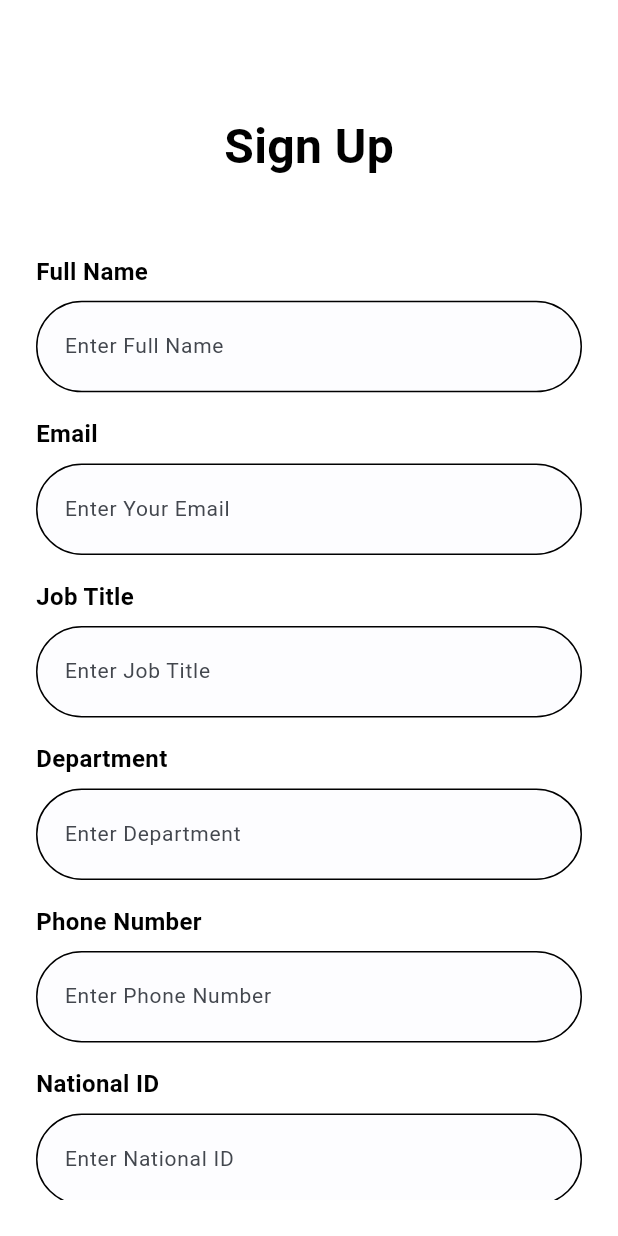
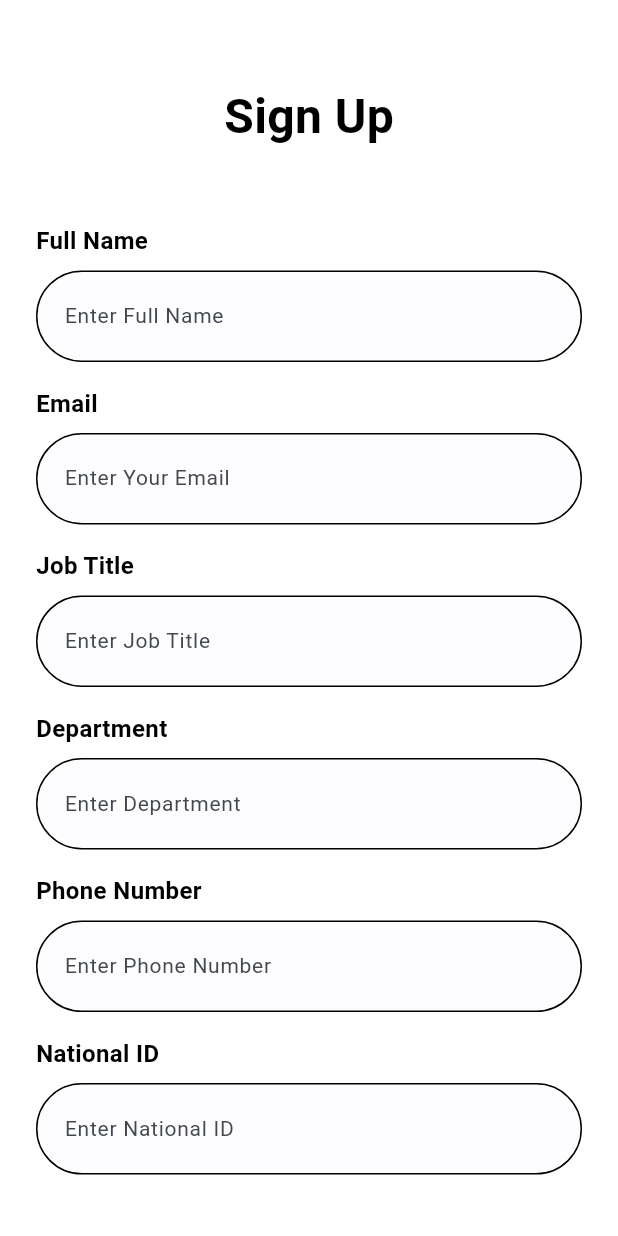
Before and after one commit to He9sham/Hodorak, a Flutter app: the AdminHomeScreen screen opened by its route, after a tap on "Add Employee", on a phone screen of 412 x 824 dp. Run offline on Flutter 3.47's test engine with Material 3 defaults, Android fonts, the phone set to English and light mode, and no system bars; our stand-ins replace animated_splash_screen, flutter_riverpod, flutter_screenutil, font_awesome_flutter, google_fonts, page_transition and 1 more; missing offline and left inert: odoo_rpc; accounts and stored records are empty; Roboto replaces fonts that are missing (Cairo).

Commit message:
Update OdooHttpService to restrict account creation to admin users, enhance LoginButton with customizable titles for better UX, and adjust spacing in SignUpScreen for improved layout. Simplify SplashScreen by removing unused imports for a cleaner codebase.

```diff
--- a/lib/core/odoo_service/odoo_http_service.dart
+++ b/lib/core/odoo_service/odoo_http_service.dart
@@ -341,7 +341,7 @@ class OdooHttpService {
     // Double-check admin permissions
     await _loadSession();
     if (_uid == null) {
-      throw Exception('User not authenticated. Please login first.');
+      throw Exception('Only admins can create accounts.');
     }
 
     final adminCheck = await isAdmin();
--- a/lib/features/auth/views/login_screen.dart
+++ b/lib/features/auth/views/login_screen.dart
@@ -173,6 +173,7 @@ class _LoginScreenState extends ConsumerState<LoginScreen> {
 
                   // Login Button
                   LoginButton(
+                    title: 'Sign in',
                     onPressed: () async {
                       authState.isLoading ? null : await login();
                     },
--- a/lib/features/auth/views/sign_up_screen.dart
+++ b/lib/features/auth/views/sign_up_screen.dart
@@ -109,7 +109,7 @@ class _SignUpScreenState extends ConsumerState<SignUpScreen> {
               child: Column(
                 mainAxisAlignment: MainAxisAlignment.center,
                 children: [
-                  verticalSpace(50),
+                  verticalSpace(30),
                   // Logo/Title
                   Text(
                     'Sign Up',
@@ -354,6 +354,7 @@ class _SignUpScreenState extends ConsumerState<SignUpScreen> {
 
                   // Login Button
                   LoginButton(
+                    title: 'Sign Up',
                     onPressed: _onSubmit,
                     isLoading: signUpState.isLoading,
                   ),
--- a/lib/features/auth/views/widgets/login_button.dart
+++ b/lib/features/auth/views/widgets/login_button.dart
@@ -5,9 +5,11 @@ class LoginButton extends StatelessWidget {
     super.key,
     required this.onPressed,
     required this.isLoading,
+    required this.title,
   });
   final void Function() onPressed;
   final bool isLoading;
+  final String title;
   @override
   Widget build(BuildContext context) {
     return Column(
@@ -32,11 +34,11 @@ class LoginButton extends StatelessWidget {
                         ),
                       ),
 
-                      Text(' Logging in...'),
+                      Text('  Logging in...'),
                     ],
                   )
-                : const Text(
-                    'Sign in',
+                :  Text(
+                    title,
                     style: TextStyle(fontSize: 20, fontWeight: FontWeight.w600),
                   ),
           ),
--- a/lib/features/splash_screen/view/splash_screen.dart
+++ b/lib/features/splash_screen/view/splash_screen.dart
@@ -1,10 +1,7 @@
 import 'package:animated_splash_screen/animated_splash_screen.dart';
 import 'package:flutter/material.dart';
 import 'package:flutter_riverpod/flutter_riverpod.dart';
-import 'package:hodorak/core/providers/auth_state_manager.dart';
 import 'package:hodorak/features/auth/views/login_screen.dart';
-import 'package:hodorak/features/home/views/admin_home_screen.dart';
-import 'package:hodorak/features/home/views/user_home_screen.dart';
 import 'package:hodorak/features/splash_screen/view/widgets/splash_view.dart';
 import 'package:page_transition/page_transition.dart';
 
```
